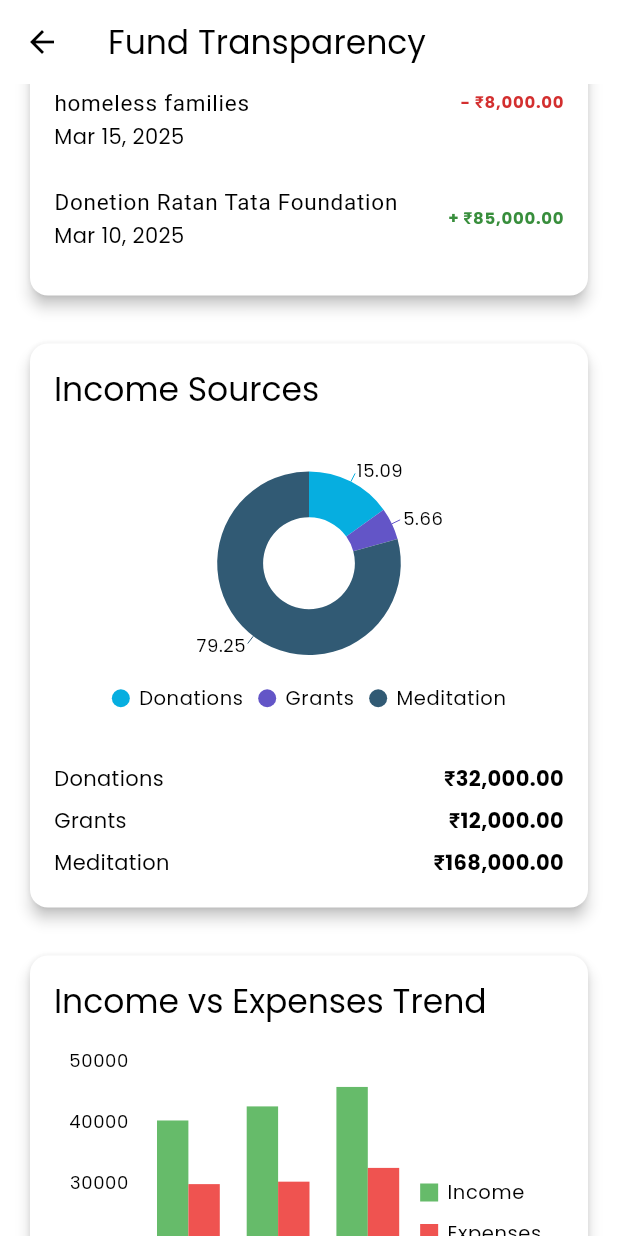
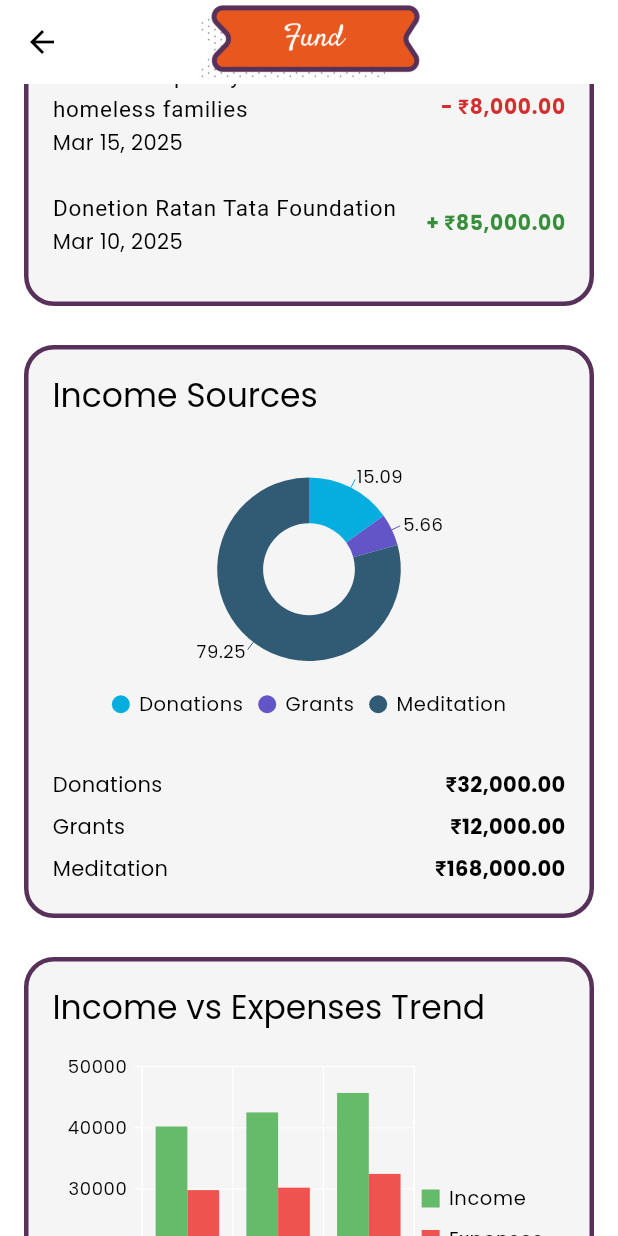
Before and after one commit to HarmonyHackers/MindCare-Flutter, a Flutter app: the FundTransparencyPage screen opened directly, scrolled down 576 dp, on a phone screen of 412 x 824 dp. Run offline on Flutter 3.47's test engine with Material 3 defaults, Android fonts, the light colour scheme and no system bars; our stand-ins replace cloud_firestore, equatable, firebase_auth, firebase_core, flutter_bloc, flutter_markdown and 7 more; accounts and stored records are empty; Roboto replaces fonts that are missing (Kodchasan).

Commit message:
Fixed fund transparency ui

```diff
--- a/lib/screens/fund_transparency/fund_tranparency_page.dart
+++ b/lib/screens/fund_transparency/fund_tranparency_page.dart
@@ -1,6 +1,9 @@
 import 'package:flutter/material.dart';
+import 'package:google_fonts/google_fonts.dart';
 import 'package:intl/intl.dart';
+import 'package:mind_care/config/colors.dart';
 import 'package:mind_care/models/cart_data_model.dart';
+import 'package:responsive_sizer/responsive_sizer.dart';
 import 'package:syncfusion_flutter_charts/charts.dart';
 
 class FundTransparencyPage extends StatefulWidget {
@@ -20,7 +23,11 @@ class _FundTransparencyPageState extends State<FundTransparencyPage> {
 
     return Scaffold(
       appBar: AppBar(
-        title: const Text('Fund Transparency'),
+        title: Image.asset(
+          "assets/images/fund_image.png",
+          height: 6.h,
+        ),
+        centerTitle: true,
         elevation: 0,
         scrolledUnderElevation: 0,
       ),
@@ -30,7 +37,7 @@ class _FundTransparencyPageState extends State<FundTransparencyPage> {
           child: Column(
             crossAxisAlignment: CrossAxisAlignment.start,
             children: [
-              // Month selector
+              //! Month selector
               SizedBox(
                 height: 50,
                 child: ListView.builder(
@@ -40,22 +47,41 @@ class _FundTransparencyPageState extends State<FundTransparencyPage> {
                     final isSelected = index == selectedMonthIndex;
                     return Padding(
                       padding: const EdgeInsets.only(right: 8.0),
-                      child: ElevatedButton(
-                        style: ElevatedButton.styleFrom(
-                          backgroundColor: isSelected
-                              ? Theme.of(context).primaryColor
-                              : Colors.grey.shade200,
-                          foregroundColor:
-                              isSelected ? Colors.white : Colors.black87,
-                        ),
-                        onPressed: () {
+                      child: GestureDetector(
+                        onTap: () {
                           setState(() {
                             selectedMonthIndex = index;
                           });
                         },
-                        child: Text(
-                          DateFormat('MMMM yyyy')
-                              .format(transactions[index].month),
+                        child: Container(
+                          padding: const EdgeInsets.all(6.0),
+                          decoration: BoxDecoration(
+                            color: isSelected
+                                ? const Color(0xff6885B8)
+                                : const Color(0xffCFDAED),
+                            borderRadius: BorderRadius.circular(20),
+                            border: const Border(
+                              left: BorderSide(
+                                  color: AppColors.primary, width: 3),
+                              top: BorderSide(
+                                  color: AppColors.primary, width: 3),
+                              right: BorderSide(
+                                  color: AppColors.primary, width: 6),
+                              bottom: BorderSide(
+                                  color: AppColors.primary, width: 6),
+                            ),
+                          ),
+                          child: Center(
+                            child: Text(
+                              DateFormat('MMMM yyyy')
+                                  .format(transactions[index].month),
+                              style: GoogleFonts.kodchasan(
+                                color: isSelected ? Colors.white : Colors.black,
+                                fontWeight: FontWeight.w700,
+                                fontSize: 14,
+                              ),
+                            ),
+                          ),
                         ),
                       ),
                     );
@@ -66,8 +92,13 @@ class _FundTransparencyPageState extends State<FundTransparencyPage> {
               const SizedBox(height: 24),
 
               //! Summary card
-              Card(
-                elevation: 4,
+              Container(
+                margin: const EdgeInsets.only(bottom: 16),
+                decoration: BoxDecoration(
+                  borderRadius: BorderRadius.circular(20),
+                  border: Border.all(width: 3, color: AppColors.primary),
+                  color: const Color(0xffF5F5F5),
+                ),
                 child: Padding(
                   padding: const EdgeInsets.all(16.0),
                   child: Column(
@@ -108,11 +139,16 @@ class _FundTransparencyPageState extends State<FundTransparencyPage> {
                 ),
               ),
 
-              const SizedBox(height: 24),
+              const SizedBox(height: 10),
 
               //! Recent transactions
-              Card(
-                elevation: 4,
+              Container(
+                margin: const EdgeInsets.only(bottom: 16),
+                decoration: BoxDecoration(
+                  borderRadius: BorderRadius.circular(20),
+                  border: Border.all(width: 3, color: AppColors.primary),
+                  color: const Color(0xffF5F5F5),
+                ),
                 child: Padding(
                   padding: const EdgeInsets.all(16.0),
                   child: Column(
@@ -144,6 +180,7 @@ class _FundTransparencyPageState extends State<FundTransparencyPage> {
                                 color: transaction.isIncome
                                     ? Colors.green.shade700
                                     : Colors.red.shade700,
+                                fontSize: 15.sp,
                               ),
                             ),
                           );
@@ -154,11 +191,16 @@ class _FundTransparencyPageState extends State<FundTransparencyPage> {
                 ),
               ),
 
-              const SizedBox(height: 24),
+              const SizedBox(height: 10),
 
               //! Income breakdown
-              Card(
-                elevation: 4,
+              Container(
+                margin: const EdgeInsets.only(bottom: 16),
+                decoration: BoxDecoration(
+                  borderRadius: BorderRadius.circular(20),
+                  border: Border.all(width: 3, color: AppColors.primary),
+                  color: const Color(0xffF5F5F5),
+                ),
                 child: Padding(
                   padding: const EdgeInsets.all(16.0),
                   child: Column(
@@ -223,11 +265,16 @@ class _FundTransparencyPageState extends State<FundTransparencyPage> {
                 ),
               ),
 
-              const SizedBox(height: 24),
+              const SizedBox(height: 10),
 
               //! Income vs Expenses Trend
-              Card(
-                elevation: 4,
+              Container(
+                margin: const EdgeInsets.only(bottom: 16),
+                decoration: BoxDecoration(
+                  borderRadius: BorderRadius.circular(20),
+                  border: Border.all(width: 3, color: AppColors.primary),
+                  color: const Color(0xffF5F5F5),
+                ),
                 child: Padding(
                   padding: const EdgeInsets.all(16.0),
                   child: Column(
@@ -282,11 +329,16 @@ class _FundTransparencyPageState extends State<FundTransparencyPage> {
                 ),
               ),
 
-              const SizedBox(height: 24),
+              const SizedBox(height: 10),
 
               //! Transparency statement
-              Card(
-                elevation: 4,
+              Container(
+                margin: const EdgeInsets.only(bottom: 16),
+                decoration: BoxDecoration(
+                  borderRadius: BorderRadius.circular(20),
+                  border: Border.all(width: 3, color: AppColors.primary),
+                  color: const Color(0xffF5F5F5),
+                ),
                 child: Padding(
                   padding: const EdgeInsets.all(16.0),
                   child: Column(
@@ -325,15 +377,19 @@ class _FundTransparencyPageState extends State<FundTransparencyPage> {
       children: [
         Text(
           title,
-          style: Theme.of(context).textTheme.bodyLarge,
+          style: GoogleFonts.kodchasan(
+            fontWeight: FontWeight.bold,
+            fontSize: 16,
+          ),
         ),
         const SizedBox(height: 8),
         Text(
           value,
-          style: Theme.of(context).textTheme.titleLarge?.copyWith(
-                color: color,
-                fontWeight: FontWeight.bold,
-              ),
+          style: GoogleFonts.kodchasan(
+            fontWeight: FontWeight.bold,
+            fontSize: 16,
+            color: color,
+          ),
         ),
       ],
     );
```
Also changed, not shown: assets/images/fund_image.png (added).
